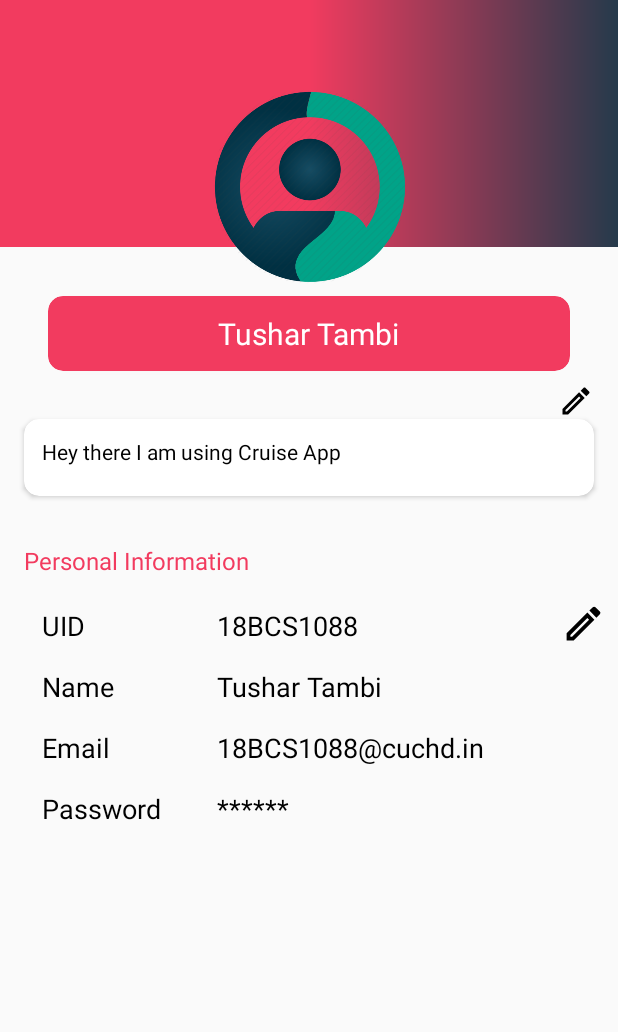
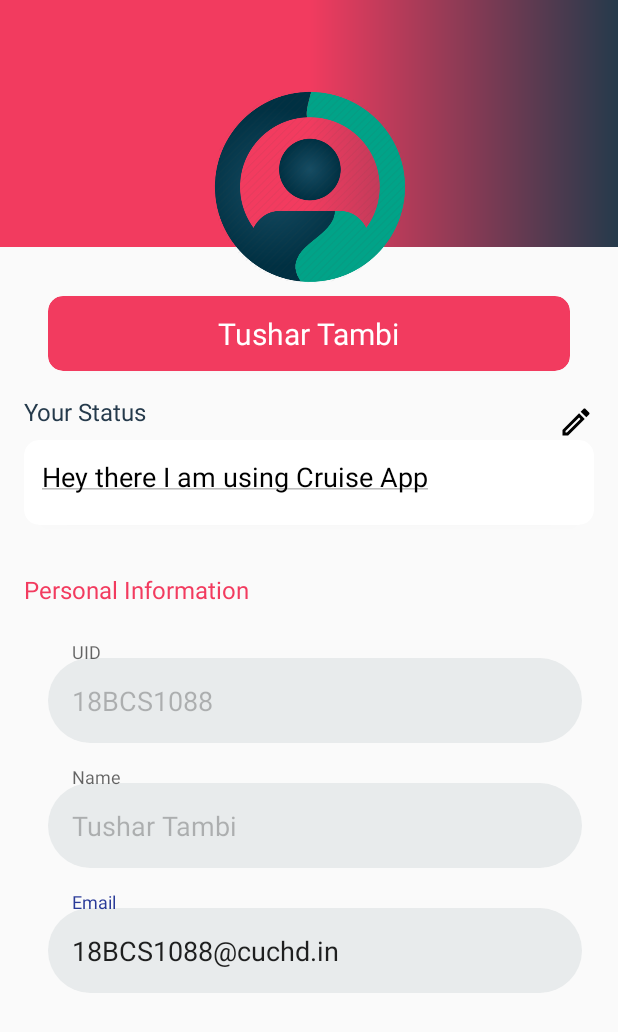
Before and after one commit to rishab247/Cruise, an Android app: the screen it shows after launch once a user with an empty profile is signed in (ProfileActivity), on a phone screen of 412 x 824 dp. Shown: the top 1032 px of the screen. Run offline under Robolectric (Android 15) with nearby library versions, the phone set to English and light mode, and no system bars; our stand-ins replace CircleImageView, Firebase (no records; nobody signed in at launch, a user with empty details on screens opened directly).

Commit message:
Profile Edit Page added.

```diff
--- a/app/src/main/AndroidManifest.xml
+++ b/app/src/main/AndroidManifest.xml
@@ -9,7 +9,8 @@
         android:roundIcon="@drawable/logo"
         android:supportsRtl="true"
         android:theme="@style/Theme.Cruise">
-        <activity android:name=".ProfileActivity"></activity>
+        <activity android:name=".ui.EditProfile"></activity>
+        <activity android:name=".ui.ProfileActivity" />
         <activity android:name=".ui.Tabs.MainPage" />
         <activity android:name=".ui.LoginActivity" />
         <activity android:name=".ui.SplashActivity">
--- a/app/src/main/java/com/example/cruise/ProfileActivity.kt
+++ /dev/null
@@ -1,26 +0,0 @@
-package com.example.cruise
-
-import androidx.appcompat.app.AppCompatActivity
-import android.os.Bundle
-import android.telephony.ims.RegistrationManager
-import android.util.Log
-
-class ProfileActivity : AppCompatActivity() {
-    var  registerMode:Boolean = false
-    val TAG = "ProfileActivity"
-    override fun onCreate(savedInstanceState: Bundle?) {
-        super.onCreate(savedInstanceState)
-        setContentView(R.layout.activity_profile)
-
-        registerMode =intent.getBooleanExtra("Register",false)
-
-
-    }
-
-
-    override fun onBackPressed() {
-        Log.e(TAG, "onBackPressed: "+ registerMode)
-        if(!registerMode)
-        { super.onBackPressed() }
-    }
-}
--- /dev/null
+++ b/app/src/main/java/com/example/cruise/ui/EditProfile.kt
@@ -0,0 +1,12 @@
+package com.example.cruise.ui
+
+import androidx.appcompat.app.AppCompatActivity
+import android.os.Bundle
+import com.example.cruise.R
+
+class EditProfile : AppCompatActivity() {
+    override fun onCreate(savedInstanceState: Bundle?) {
+        super.onCreate(savedInstanceState)
+        setContentView(R.layout.activity_editprofile)
+    }
+}
--- a/app/src/main/java/com/example/cruise/ui/LoginActivity.kt
+++ b/app/src/main/java/com/example/cruise/ui/LoginActivity.kt
@@ -8,7 +8,6 @@ import android.widget.EditText
 import android.widget.Toast
 import androidx.appcompat.app.AppCompatActivity
 import com.example.cruise.Data.User_Info
-import com.example.cruise.ProfileActivity
 import com.example.cruise.R
 import com.example.cruise.ui.Tabs.MainPage
 import com.google.android.gms.tasks.OnCompleteListener
--- /dev/null
+++ b/app/src/main/java/com/example/cruise/ui/ProfileActivity.kt
@@ -0,0 +1,63 @@
+package com.example.cruise.ui
+
+import android.os.Bundle
+import android.util.Log
+import android.view.View
+import android.widget.Button
+import android.widget.EditText
+import android.widget.ImageView
+import androidx.appcompat.app.AppCompatActivity
+import androidx.core.view.isVisible
+import com.example.cruise.R
+import com.google.android.material.textfield.TextInputLayout
+
+class ProfileActivity : AppCompatActivity() {
+    var registerMode: Boolean = false
+    val TAG = "ProfileActivity"
+
+
+    override fun onCreate(savedInstanceState: Bundle?) {
+        super.onCreate(savedInstanceState)
+        setContentView(R.layout.activity_profile)
+
+
+        val uidInput: TextInputLayout = findViewById(R.id.textInputLayout)
+        val nameInput: TextInputLayout = findViewById(R.id.textInputLayout2)
+        val mSaveButton: Button = findViewById(R.id.button)
+        val mStatusInput: EditText = findViewById(R.id.status_id)
+
+
+        uidInput.isEnabled = false
+        nameInput.isEnabled = false
+        mStatusInput.isEnabled = false
+
+
+        registerMode = intent.getBooleanExtra("Register", false)
+
+        val mEditProfile: ImageView = findViewById(R.id.editProfile)
+        mEditProfile.setOnClickListener {
+            uidInput.isEnabled = true
+            nameInput.isEnabled = true
+            mStatusInput.isEnabled = true
+            mSaveButton.visibility = View.VISIBLE
+        }
+
+        mSaveButton.setOnClickListener {
+            if (mSaveButton.isVisible) {
+                mSaveButton.visibility = View.GONE
+                uidInput.isEnabled = false
+                nameInput.isEnabled = false
+                mStatusInput.isEnabled = false
+            }
+
+        }
+    }
+
+
+    override fun onBackPressed() {
+        Log.e(TAG, "onBackPressed: $registerMode")
+        if (!registerMode) {
+            super.onBackPressed()
+        }
+    }
+}
--- a/app/src/main/java/com/example/cruise/ui/SplashActivity.kt
+++ b/app/src/main/java/com/example/cruise/ui/SplashActivity.kt
@@ -7,7 +7,6 @@ import android.widget.Button
 import android.widget.Toast
 import androidx.appcompat.app.AppCompatActivity
 import com.example.cruise.Data.User_Info
-import com.example.cruise.ProfileActivity
 import com.example.cruise.R
 import com.example.cruise.ui.Tabs.MainPage
 import com.google.firebase.auth.FirebaseAuth
--- a/app/src/main/java/com/example/cruise/ui/Tabs/MainPage.kt
+++ b/app/src/main/java/com/example/cruise/ui/Tabs/MainPage.kt
@@ -9,7 +9,7 @@ import androidx.fragment.app.Fragment
 import androidx.fragment.app.FragmentManager
 import androidx.fragment.app.FragmentPagerAdapter
 import androidx.viewpager.widget.ViewPager
-import com.example.cruise.ProfileActivity
+import com.example.cruise.ui.ProfileActivity
 import com.example.cruise.R
 import com.google.android.material.tabs.TabLayout
 import com.google.firebase.auth.FirebaseAuth
--- /dev/null
+++ b/app/src/main/res/layout/activity_editprofile.xml
@@ -0,0 +1,9 @@
+<?xml version="1.0" encoding="utf-8"?>
+<androidx.constraintlayout.widget.ConstraintLayout xmlns:android="http://schemas.android.com/apk/res/android"
+    xmlns:app="http://schemas.android.com/apk/res-auto"
+    xmlns:tools="http://schemas.android.com/tools"
+    android:layout_width="match_parent"
+    android:layout_height="match_parent"
+    tools:context=".ui.EditProfile">
+
+</androidx.constraintlayout.widget.ConstraintLayout>
--- a/app/src/main/res/layout/activity_profile.xml
+++ b/app/src/main/res/layout/activity_profile.xml
@@ -5,7 +5,7 @@
     xmlns:tools="http://schemas.android.com/tools"
     android:layout_width="match_parent"
     android:layout_height="match_parent"
-    tools:context=".ProfileActivity">
+    tools:context=".ui.ProfileActivity">
 
     <ImageView
         android:id="@+id/imageView3"
@@ -83,20 +83,21 @@
     </androidx.cardview.widget.CardView>
 
     <ImageView
+        android:id="@+id/editProfile"
         android:layout_width="wrap_content"
         android:layout_height="wrap_content"
         android:src="@drawable/ic_edit_24px__1_"
         app:layout_constraintBottom_toTopOf="@+id/cardView"
         app:layout_constraintEnd_toEndOf="@+id/cardView"
         app:layout_constraintTop_toBottomOf="@+id/cardView2"
-        app:layout_constraintVertical_bias="1.0" />
+        app:layout_constraintVertical_bias="1.0"/>
 
     <androidx.cardview.widget.CardView
         android:id="@+id/cardView"
         android:layout_width="0dp"
         android:layout_height="wrap_content"
         android:layout_marginStart="16dp"
-        android:layout_marginTop="32dp"
+        android:layout_marginTop="8dp"
         android:layout_marginEnd="16dp"
         android:layout_marginBottom="16dp"
         android:background="@drawable/cardbg"
@@ -105,23 +106,26 @@
         app:layout_constraintBottom_toBottomOf="parent"
         app:layout_constraintEnd_toEndOf="parent"
         app:layout_constraintStart_toStartOf="parent"
-        app:layout_constraintTop_toBottomOf="@+id/cardView2"
+        app:layout_constraintTop_toBottomOf="@+id/textView4"
         app:layout_constraintVertical_bias="0.0">
 
         <androidx.constraintlayout.widget.ConstraintLayout
             android:layout_width="match_parent"
             android:layout_height="match_parent">
 
-            <TextView
+            <EditText
+                android:id="@+id/status_id"
+                style="@style/Widget.AppCompat.Light.AutoCompleteTextView"
                 android:layout_width="wrap_content"
                 android:layout_height="wrap_content"
                 android:layout_marginStart="8dp"
                 android:layout_marginTop="8dp"
                 android:layout_marginEnd="8dp"
                 android:layout_marginBottom="16dp"
+                android:enabled="false"
                 android:padding="4dp"
+                android:text="Hey there I am using Cruise App"
                 android:textColor="#000"
-                android:text="Hey there I am using Cruise App"
                 app:layout_constraintBottom_toBottomOf="parent"
                 app:layout_constraintEnd_toEndOf="parent"
                 app:layout_constraintHorizontal_bias="0.0"
@@ -171,145 +175,229 @@
                 android:orientation="vertical"
                 app:layout_constraintGuide_percent=".28"/>
 
-            <TextView
-                android:id="@+id/textView8"
-                android:layout_width="wrap_content"
-                android:layout_height="wrap_content"
-                android:layout_marginStart="8dp"
-                android:layout_marginTop="8dp"
-                android:text="UID"
-                android:textColor="#000"
-                android:textSize="18dp"
-                android:padding="4dp"
-                app:layout_constraintEnd_toStartOf="@+id/guideline4"
-                app:layout_constraintHorizontal_bias="0.0"
-                app:layout_constraintStart_toStartOf="parent"
-                app:layout_constraintTop_toTopOf="parent" />
-
-            <TextView
-                android:id="@+id/textView9"
-                android:layout_width="wrap_content"
-                android:layout_height="wrap_content"
-                android:layout_marginTop="8dp"
-                android:text="Name"
-                android:textColor="#000"
-                android:textSize="18dp"
-                android:padding="4dp"
-                app:layout_constraintEnd_toStartOf="@+id/guideline4"
-                app:layout_constraintHorizontal_bias="0.0"
-                app:layout_constraintStart_toStartOf="@+id/textView8"
-                app:layout_constraintTop_toBottomOf="@+id/textView8" />
-
-            <TextView
-                android:id="@+id/textView7"
-                android:layout_width="wrap_content"
-                android:layout_height="wrap_content"
-                android:layout_marginTop="8dp"
-                android:text="Email"
-                android:textColor="#000"
-                android:textSize="18dp"
-                android:padding="4dp"
-                app:layout_constraintEnd_toStartOf="@+id/guideline4"
-                app:layout_constraintHorizontal_bias="0.0"
-                app:layout_constraintStart_toStartOf="@+id/textView9"
-                app:layout_constraintTop_toBottomOf="@+id/textView9" />
-
-            <TextView
-                android:id="@+id/textView6"
-                android:layout_width="wrap_content"
-                android:layout_height="wrap_content"
-                android:layout_marginTop="8dp"
-                android:text="Password"
-                android:textColor="#000"
-                android:textSize="18dp"
-                android:padding="4dp"
-                app:layout_constraintBottom_toBottomOf="parent"
-                app:layout_constraintEnd_toStartOf="@+id/guideline4"
-                app:layout_constraintHorizontal_bias="0.0"
-                app:layout_constraintStart_toStartOf="@+id/textView7"
-                app:layout_constraintTop_toBottomOf="@+id/textView7"
-                app:layout_constraintVertical_bias="0.0" />
-
-            <TextView
-                android:id="@+id/textView11"
-                android:layout_width="wrap_content"
+            <com.google.android.material.textfield.TextInputLayout
+                android:id="@+id/textInputLayout"
+                android:layout_width="0dp"
                 android:layout_height="wrap_content"
                 android:layout_marginStart="16dp"
-                android:layout_marginTop="8dp"
-                android:text="18BCS1088"
-                android:textColor="#000"
-                android:padding="4dp"
-                android:textSize="18dp"
+                android:layout_marginTop="16dp"
+                android:enabled="false"
+                android:layout_marginEnd="16dp"
                 app:layout_constraintEnd_toEndOf="parent"
-                app:layout_constraintHorizontal_bias="0.0"
-                app:layout_constraintStart_toStartOf="@+id/guideline4"
-                app:layout_constraintTop_toTopOf="parent" />
+                app:layout_constraintStart_toStartOf="parent"
+                app:layout_constraintTop_toTopOf="parent">
 
-            <TextView
-                android:id="@+id/textView12"
-                android:layout_width="wrap_content"
+                <com.google.android.material.textfield.TextInputEditText
+                    android:id="@+id/first"
+                    android:layout_width="match_parent"
+                    android:layout_height="match_parent"
+                    android:background="@drawable/input_field"
+                    android:drawablePadding="4dp"
+                    android:hint="UID"
+                    android:padding="16dp"
+                    android:textColorHint="#000"
+                    android:text="18BCS1088" />
+            </com.google.android.material.textfield.TextInputLayout>
+
+
+            <com.google.android.material.textfield.TextInputLayout
+                android:id="@+id/textInputLayout2"
+                android:layout_width="0dp"
                 android:layout_height="wrap_content"
-                android:layout_marginTop="8dp"
-                android:text="Tushar Tambi"
-                android:textColor="#000"
-                android:textSize="18dp"
-                android:padding="4dp"
-                app:layout_constraintEnd_toEndOf="parent"
-                app:layout_constraintHorizontal_bias="0.0"
-                app:layout_constraintStart_toStartOf="@+id/textView11"
-                app:layout_constraintTop_toBottomOf="@+id/textView11" />
+                android:layout_marginTop="16dp"
+                android:enabled="false"
+                app:layout_constraintEnd_toEndOf="@+id/textInputLayout"
+                app:layout_constraintStart_toStartOf="@+id/textInputLayout"
+                app:layout_constraintTop_toBottomOf="@+id/textInputLayout">
 
-            <TextView
-                android:id="@+id/textView13"
-                android:layout_width="wrap_content"
+                <com.google.android.material.textfield.TextInputEditText
+                    android:id="@+id/second"
+                    android:layout_width="match_parent"
+                    android:layout_height="match_parent"
+                    android:background="@drawable/input_field"
+                    android:drawablePadding="4dp"
+                    android:hint="Name"
+                    android:padding="16dp"
+                    android:text="Tushar Tambi" />
+            </com.google.android.material.textfield.TextInputLayout>
+
+
+            <com.google.android.material.textfield.TextInputLayout
+                android:id="@+id/textInputLayout3"
+                android:layout_width="0dp"
                 android:layout_height="wrap_content"
-                android:layout_marginTop="8dp"
-                android:text="18BCS1088@cuchd.in"
-                android:textColor="#000"
-                android:singleLine="true"
-                android:textSize="18dp"
-                android:padding="4dp"
-                app:layout_constraintEnd_toEndOf="parent"
-                app:layout_constraintHorizontal_bias="0.0"
-                app:layout_constraintStart_toStartOf="@+id/textView12"
-                app:layout_constraintTop_toBottomOf="@+id/textView12" />
+                android:layout_marginTop="16dp"
+                app:layout_constraintBottom_toBottomOf="parent"
+                app:layout_constraintEnd_toEndOf="@+id/textInputLayout2"
+                app:layout_constraintStart_toStartOf="@+id/textInputLayout2"
+                app:layout_constraintTop_toBottomOf="@+id/textInputLayout2"
+                app:layout_constraintVertical_bias="0.0">
 
-            <TextView
-                android:id="@+id/textView14"
-                android:layout_width="wrap_content"
-                android:layout_height="wrap_content"
-                android:layout_marginTop="8dp"
-                android:text="******"
-                android:textColor="#000"
-                android:padding="4dp"
-                android:textSize="18dp"
-                app:layout_constraintBottom_toBottomOf="parent"
-                app:layout_constraintEnd_toEndOf="parent"
-                app:layout_constraintHorizontal_bias="0.0"
-                app:layout_constraintStart_toStartOf="@+id/textView13"
-                app:layout_constraintTop_toBottomOf="@+id/textView13"
-                app:layout_constraintVertical_bias="0.0" />
+                <com.google.android.material.textfield.TextInputEditText
+                    android:id="@+id/third"
+                    android:layout_width="match_parent"
+                    android:layout_height="match_parent"
+                    android:background="@drawable/input_field"
+                    android:drawablePadding="4dp"
+                    android:editable="false"
+                    android:hint="Email"
+                    android:padding="16dp"
+                    android:text="18BCS1088@cuchd.in" />
+            </com.google.android.material.textfield.TextInputLayout>
+            <!--            <TextView-->
+<!--                android:id="@+id/textView8"-->
+<!--                android:layout_width="wrap_content"-->
+<!--                android:layout_height="wrap_content"-->
+<!--                android:layout_marginStart="8dp"-->
+<!--                android:layout_marginTop="8dp"-->
+<!--                android:text="UID"-->
+<!--                android:textColor="#000"-->
+<!--                android:textSize="18dp"-->
+<!--                android:padding="4dp"-->
+<!--                app:layout_constraintEnd_toStartOf="@+id/guideline4"-->
+<!--                app:layout_constraintHorizontal_bias="0.0"-->
+<!--                app:layout_constraintStart_toStartOf="parent"-->
+<!--                app:layout_constraintTop_toTopOf="parent" />-->
+
+<!--            <TextView-->
+<!--                android:id="@+id/textView9"-->
+<!--                android:layout_width="wrap_content"-->
+<!--                android:layout_height="wrap_content"-->
+<!--                android:layout_marginTop="8dp"-->
+<!--                android:text="Name"-->
+<!--                android:textColor="#000"-->
+<!--                android:textSize="18dp"-->
+<!--                android:padding="4dp"-->
+<!--                app:layout_constraintEnd_toStartOf="@+id/guideline4"-->
+<!--                app:layout_constraintHorizontal_bias="0.0"-->
+<!--                app:layout_constraintStart_toStartOf="@+id/textView8"-->
+<!--                app:layout_constraintTop_toBottomOf="@+id/textView8" />-->
+
+<!--            <TextView-->
+<!--                android:id="@+id/textView7"-->
+<!--                android:layout_width="wrap_content"-->
+<!--                android:layout_height="wrap_content"-->
+<!--                android:layout_marginTop="8dp"-->
+<!--                android:text="Email"-->
+<!--                android:textColor="#000"-->
+<!--                android:textSize="18dp"-->
+<!--                android:padding="4dp"-->
+<!--                app:layout_constraintEnd_toStartOf="@+id/guideline4"-->
+<!--                app:layout_constraintHorizontal_bias="0.0"-->
+<!--                app:layout_constraintStart_toStartOf="@+id/textView9"-->
+<!--                app:layout_constraintTop_toBottomOf="@+id/textView9" />-->
+
+<!--&lt;!&ndash;            <TextView&ndash;&gt;-->
+<!--&lt;!&ndash;                android:id="@+id/textView6"&ndash;&gt;-->
+<!--&lt;!&ndash;                android:layout_width="wrap_content"&ndash;&gt;-->
+<!--&lt;!&ndash;                android:layout_height="wrap_content"&ndash;&gt;-->
+<!--&lt;!&ndash;                android:layout_marginTop="8dp"&ndash;&gt;-->
+<!--&lt;!&ndash;                android:text="Password"&ndash;&gt;-->
+<!--&lt;!&ndash;                android:textColor="#000"&ndash;&gt;-->
+<!--&lt;!&ndash;                android:textSize="18dp"&ndash;&gt;-->
+<!--&lt;!&ndash;                android:padding="4dp"&ndash;&gt;-->
+<!--&lt;!&ndash;                app:layout_constraintBottom_toBottomOf="parent"&ndash;&gt;-->
+<!--&lt;!&ndash;                app:layout_constraintEnd_toStartOf="@+id/guideline4"&ndash;&gt;-->
+<!--&lt;!&ndash;                app:layout_constraintHorizontal_bias="0.0"&ndash;&gt;-->
+<!--&lt;!&ndash;                app:layout_constraintStart_toStartOf="@+id/textView7"&ndash;&gt;-->
+<!--&lt;!&ndash;                app:layout_constraintTop_toBottomOf="@+id/textView7"&ndash;&gt;-->
+<!--&lt;!&ndash;                app:layout_constraintVertical_bias="0.0" />&ndash;&gt;-->
+
+<!--            <TextView-->
+<!--                android:id="@+id/textView11"-->
+<!--                android:layout_width="wrap_content"-->
+<!--                android:layout_height="wrap_content"-->
+<!--                android:layout_marginStart="16dp"-->
+<!--                android:layout_marginTop="8dp"-->
+<!--                android:text="18BCS1088"-->
+<!--                android:textColor="#000"-->
+<!--                android:padding="4dp"-->
+<!--                android:textSize="18dp"-->
+<!--                app:layout_constraintEnd_toEndOf="parent"-->
+<!--                app:layout_constraintHorizontal_bias="0.0"-->
+<!--                app:layout_constraintStart_toStartOf="@+id/guideline4"-->
+<!--                app:layout_constraintTop_toTopOf="parent" />-->
+
+<!--            <TextView-->
+<!--                android:id="@+id/textView12"-->
+<!--                android:layout_width="wrap_content"-->
+<!--                android:layout_height="wrap_content"-->
+<!--                android:layout_marginTop="8dp"-->
+<!--                android:text="Tushar Tambi"-->
+<!--                android:textColor="#000"-->
+<!--                android:textSize="18dp"-->
+<!--                android:padding="4dp"-->
+<!--                app:layout_constraintEnd_toEndOf="parent"-->
+<!--                app:layout_constraintHorizontal_bias="0.0"-->
+<!--                app:layout_constraintStart_toStartOf="@+id/textView11"-->
+<!--                app:layout_constraintTop_toBottomOf="@+id/textView11" />-->
+
+<!--            <TextView-->
+<!--                android:id="@+id/textView13"-->
+<!--                android:layout_width="wrap_content"-->
+<!--                android:layout_height="wrap_content"-->
+<!--                android:layout_marginTop="8dp"-->
+<!--                android:text="18BCS1088@cuchd.in"-->
+<!--                android:textColor="#000"-->
+<!--                android:singleLine="true"-->
+<!--                android:textSize="18dp"-->
+<!--                android:padding="4dp"-->
+<!--                app:layout_constraintEnd_toEndOf="parent"-->
+<!--                app:layout_constraintHorizontal_bias="0.0"-->
+<!--                app:layout_constraintStart_toStartOf="@+id/textView12"-->
+<!--                app:layout_constraintTop_toBottomOf="@+id/textView12" />-->
+
+<!--            <TextView-->
+<!--                android:id="@+id/textView14"-->
+<!--                android:layout_width="wrap_content"-->
+<!--                android:layout_height="wrap_content"-->
+<!--                android:layout_marginTop="8dp"-->
+<!--                android:text="******"-->
+<!--                android:textColor="#000"-->
+<!--                android:padding="4dp"-->
+<!--                android:textSize="18dp"-->
+<!--                app:layout_constraintBottom_toBottomOf="parent"-->
+<!--                app:layout_constraintEnd_toEndOf="parent"-->
+<!--                app:layout_constraintHorizontal_bias="0.0"-->
+<!--                app:layout_constraintStart_toStartOf="@+id/textView13"-->
+<!--                app:layout_constraintTop_toBottomOf="@+id/textView13"-->
+<!--                app:layout_constraintVertical_bias="0.0" />-->
 
             <Button
                 android:id="@+id/button"
-                android:layout_width="30dp"
-                android:layout_height="30dp"
-                android:background="@drawable/ic_edit_24px__1_"
+                android:layout_width="0dp"
+                android:layout_height="wrap_content"
+                android:layout_marginStart="32dp"
+                android:layout_marginEnd="32dp"
+                android:background="@drawable/button"
+                android:padding="4dp"
+                android:text="Save Changes"
+                android:textColor="#fff"
                 app:layout_constraintBottom_toBottomOf="parent"
                 app:layout_constraintEnd_toEndOf="parent"
-                app:layout_constraintHorizontal_bias="1.0"
                 app:layout_constraintStart_toStartOf="parent"
-                app:layout_constraintTop_toTopOf="@+id/textView11"
-                app:layout_constraintVertical_bias="0.0" />
+                app:layout_constraintTop_toBottomOf="@+id/textInputLayout3"
+                android:visibility="gone"/>
+
 
         </androidx.constraintlayout.widget.ConstraintLayout>
 
 
     </ScrollView>
 
-
-
-
+    <TextView
+        android:id="@+id/textView4"
+        android:layout_width="wrap_content"
+        android:layout_height="wrap_content"
+        android:layout_marginStart="16dp"
+        android:layout_marginTop="16dp"
+        android:text="Your Status"
+        android:textColor="@color/gray"
+        android:textSize="16sp"
+        app:layout_constraintEnd_toEndOf="parent"
+        app:layout_constraintHorizontal_bias="0.0"
+        app:layout_constraintStart_toStartOf="parent"
+        app:layout_constraintTop_toBottomOf="@+id/cardView2" />
 
 
 </androidx.constraintlayout.widget.ConstraintLayout>
```
